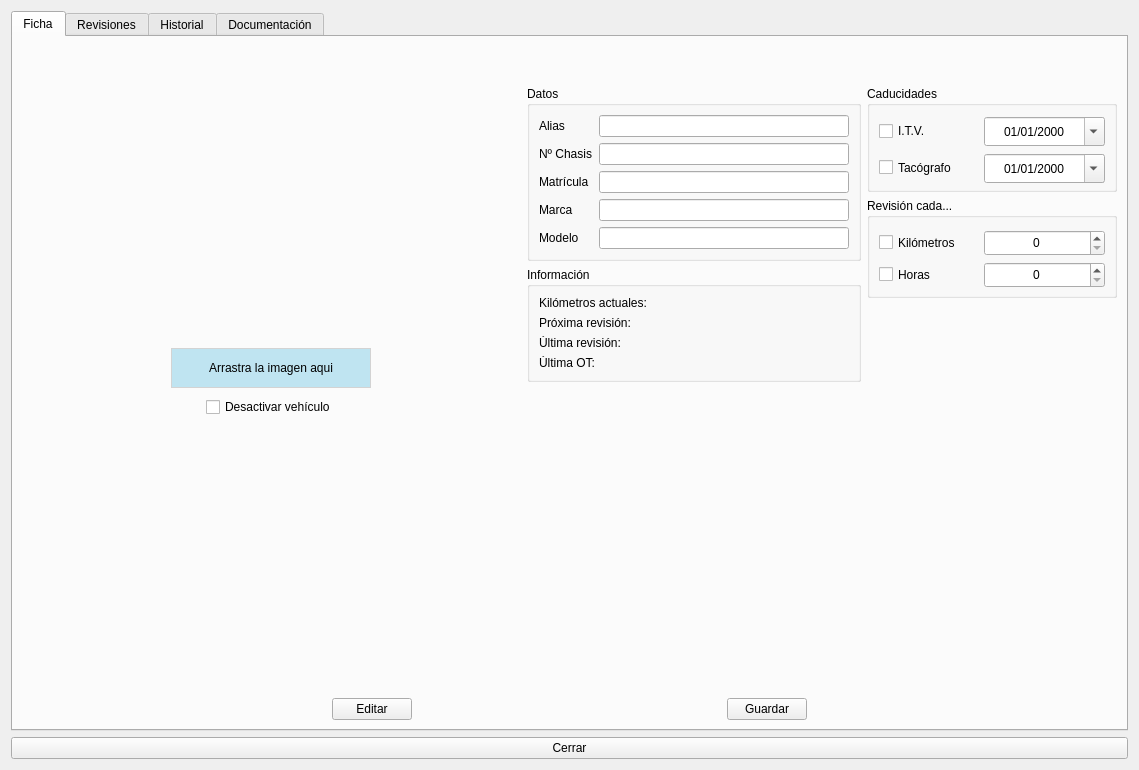
Before: the Qt Designer form views/forms_ui/vehicle.ui in serk82/nexus_admin_client, drawn with Qt 5.
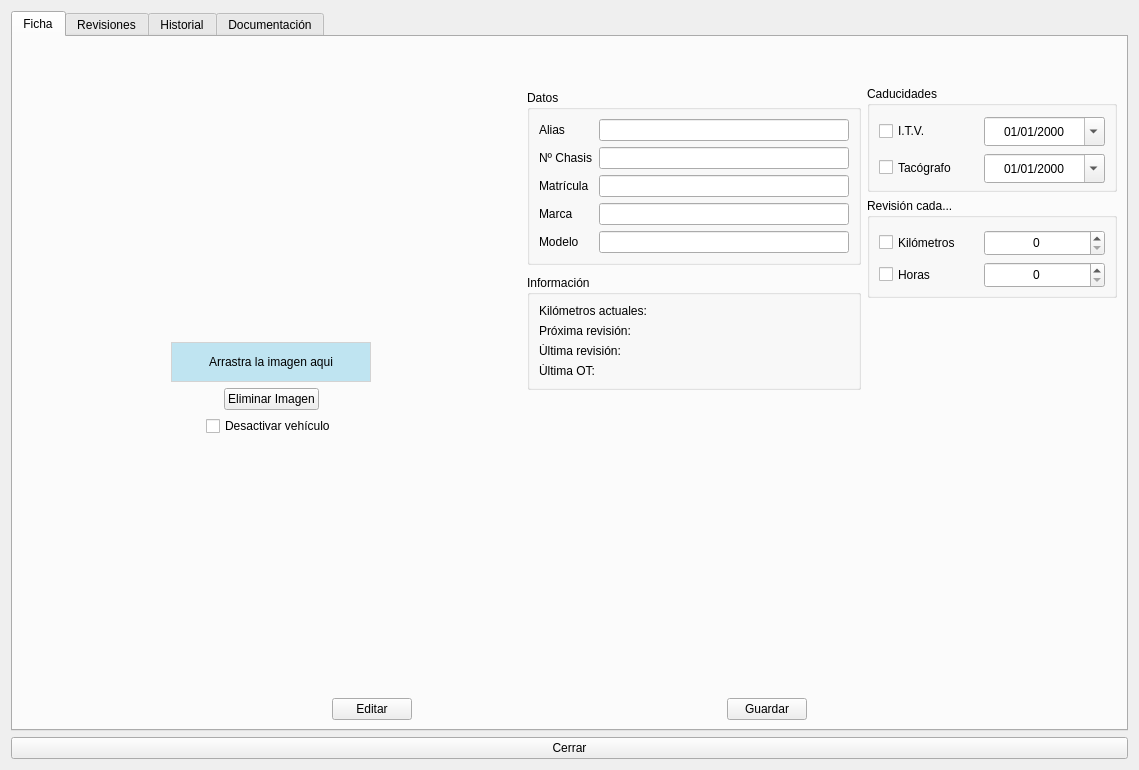
After: the same form once the commit is applied.

Commit message: Refactor: añade funcionalidad para eliminar imágenes de vehículos y mejora la interfaz de usuario

```diff
--- a/views/forms_ui/vehicle.ui
+++ b/views/forms_ui/vehicle.ui
@@ -155,13 +155,6 @@
                </property>
               </widget>
              </item>
-             <item row="2" column="0" alignment="Qt::AlignmentFlag::AlignHCenter">
-              <widget class="QCheckBox" name="chb_deactivate">
-               <property name="text">
-                <string>Desactivar vehículo</string>
-               </property>
-              </widget>
-             </item>
              <item row="1" column="0" alignment="Qt::AlignmentFlag::AlignHCenter">
               <widget class="QLabel" name="lbl_dragdrop_image">
                <property name="sizePolicy">
@@ -194,6 +187,26 @@
                </property>
               </widget>
              </item>
+             <item row="3" column="0" alignment="Qt::AlignmentFlag::AlignHCenter">
+              <widget class="QCheckBox" name="chb_deactivate">
+               <property name="text">
+                <string>Desactivar vehículo</string>
+               </property>
+              </widget>
+             </item>
+             <item row="2" column="0" alignment="Qt::AlignmentFlag::AlignHCenter">
+              <widget class="QPushButton" name="btn_delete_image">
+               <property name="sizePolicy">
+                <sizepolicy hsizetype="Fixed" vsizetype="Fixed">
+                 <horstretch>0</horstretch>
+                 <verstretch>0</verstretch>
+                </sizepolicy>
+               </property>
+               <property name="text">
+                <string>Eliminar Imagen</string>
+               </property>
+              </widget>
+             </item>
             </layout>
            </item>
            <item row="0" column="1">
```
The commit also changes 2 other files.
